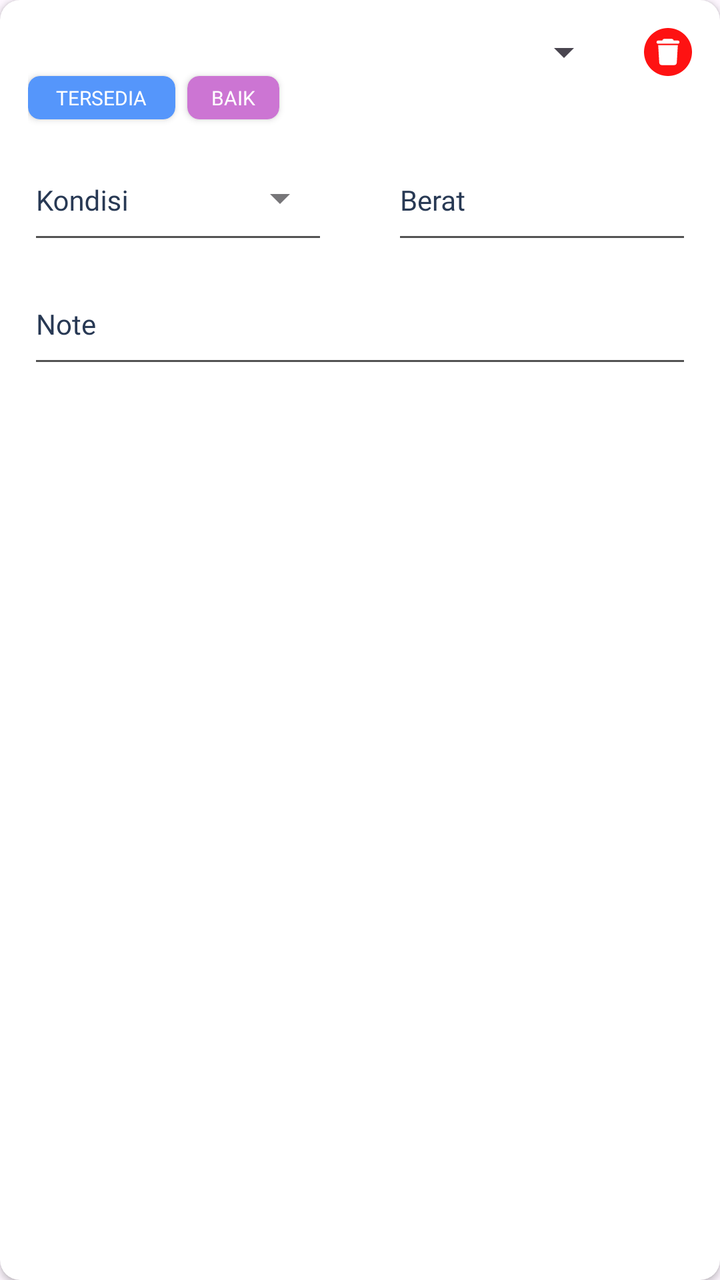
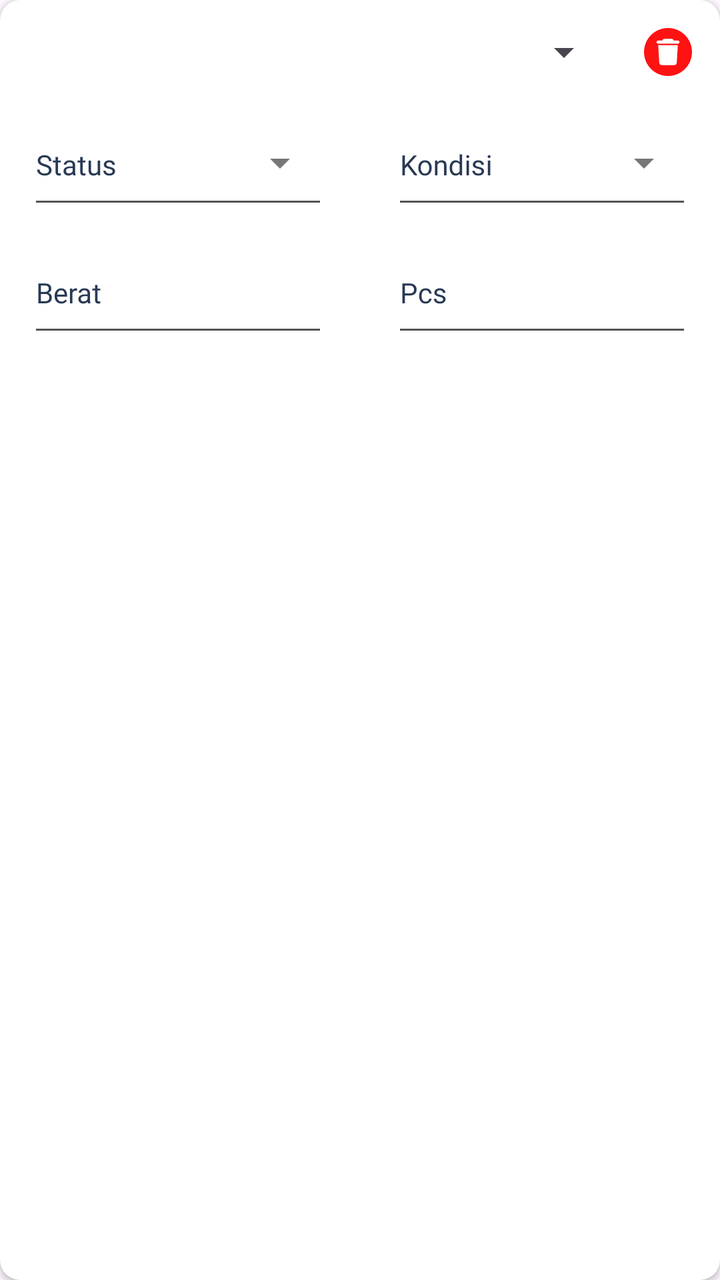

Compare the two renders of this Android layout. The source of the first and the diff that turns it into the second are given below.
<!-- AndroidManifest.xml: application theme Theme.BAGUSLAUNDRY -->
<!-- res/layout/kurir_list_item_transaksi_rental_input.xml -->
<androidx.cardview.widget.CardView
    xmlns:android="http://schemas.android.com/apk/res/android"
    xmlns:app="http://schemas.android.com/apk/res-auto"
    xmlns:tools="http://schemas.android.com/tools"
    android:id="@+id/detail_data"
    android:layout_width="match_parent"
    android:layout_height="wrap_content"
    android:backgroundTint="@color/white"
    android:layout_marginBottom="14dp"
    app:cardCornerRadius="10dp">

    <androidx.constraintlayout.widget.ConstraintLayout
        android:id="@+id/container"
        android:layout_width="match_parent"
        android:layout_height="wrap_content"
        android:padding="14dp">

        <androidx.constraintlayout.widget.Guideline
            android:id="@+id/guidelineMid"
            android:layout_width="match_parent"
            android:layout_height="match_parent"
            android:orientation="vertical"
            app:layout_constraintGuide_percent="0.5" />

        <Spinner
            android:id="@+id/spinnerRental"
            android:layout_width="0dp"
            android:layout_height="wrap_content"
            android:spinnerMode="dropdown"
            android:layout_marginEnd="16dp"
            app:layout_constraintEnd_toStartOf="@+id/trash_create_list_transaksi"
            app:layout_constraintStart_toStartOf="parent"
            app:layout_constraintTop_toTopOf="parent" />

        <ImageView
            android:id="@+id/trash_create_list_transaksi"
            android:layout_width="24dp"
            android:layout_height="24dp"
            android:backgroundTint="@color/transaksiOut"
            android:background="@drawable/trash"
            app:layout_constraintEnd_toEndOf="parent"
            app:layout_constraintTop_toTopOf="parent" />

        <androidx.cardview.widget.CardView
            android:id="@+id/wadah_status"
            android:layout_width="wrap_content"
            android:layout_height="wrap_content"
            android:layout_marginTop="0dp"
            app:cardBackgroundColor="@color/blue500"
            app:cardCornerRadius="6dp"
            app:layout_constraintStart_toStartOf="parent"
            app:layout_constraintTop_toBottomOf="@+id/spinnerRental"
            tools:ignore="MissingConstraints">

            <TextView
                android:id="@+id/status_product_rental"
                android:layout_width="wrap_content"
                android:layout_height="wrap_content"
                android:fontFamily="@font/inter_semibold"
                android:paddingHorizontal="14dp"
                android:paddingVertical="4dp"
                android:text="tersedia"
                android:textAllCaps="true"
                android:textColor="@color/white"
                android:textSize="10sp" />

        </androidx.cardview.widget.CardView>

        <androidx.cardview.widget.CardView
            android:id="@+id/wadah_kondisi"
            android:layout_width="wrap_content"
            android:layout_height="wrap_content"
            android:layout_marginStart="6dp"
            android:backgroundTint="@color/pink500"
            app:cardBackgroundColor="@color/pink500"
            app:cardCornerRadius="6dp"
            app:layout_constraintStart_toEndOf="@+id/wadah_status"
            app:layout_constraintTop_toTopOf="@+id/wadah_status"
            tools:ignore="MissingConstraints">

            <TextView
                android:id="@+id/condition_product_rental"
                android:layout_width="wrap_content"
                android:layout_height="wrap_content"
                android:fontFamily="@font/inter_semibold"
                android:paddingHorizontal="12dp"
                android:paddingVertical="4dp"
                android:text="BAIK"
                android:textAllCaps="true"
                android:textColor="@color/white"
                android:textSize="10sp" />

        </androidx.cardview.widget.CardView>

        <com.google.android.material.textfield.TextInputLayout
            android:id="@+id/outlinedSelectedKondisi"
            style="@style/CustomTextInputLayout"
            android:layout_width="0dp"
            android:layout_height="56dp"
            android:layout_marginTop="6dp"
            android:layout_marginEnd="16dp"
            android:hint="Kondisi"
            app:layout_constraintEnd_toStartOf="@+id/guidelineMid"
            app:layout_constraintStart_toStartOf="parent"
            app:layout_constraintTop_toBottomOf="@+id/wadah_status"
            app:endIconMode="dropdown_menu">

            <AutoCompleteTextView
                android:id="@+id/input_kondisi_list_transaksi_rental"
                android:layout_width="match_parent"
                android:layout_height="56dp"
                android:fontFamily="@font/inter"
                android:textColor="@color/black"
                android:textSize="14sp"
                android:inputType="none" />

        </com.google.android.material.textfield.TextInputLayout>


        <com.google.android.material.textfield.TextInputLayout
            android:id="@+id/outlinedTextBerat"
            style="@style/CustomTextInputLayout"
            android:layout_width="0dp"
            android:layout_height="56dp"
            android:layout_marginTop="6dp"
            android:layout_marginStart="16dp"
            android:hint="Berat"
            app:layout_constraintEnd_toEndOf="parent"
            app:layout_constraintStart_toStartOf="@+id/guidelineMid"
            app:layout_constraintTop_toBottomOf="@+id/wadah_status">

            <com.google.android.material.textfield.TextInputEditText
                android:id="@+id/input_berat_list_transaksi_rental"
                android:layout_width="match_parent"
                android:layout_height="56dp"
                android:fontFamily="@font/inter"
                android:inputType="numberDecimal"
                android:textColor="@color/black"
                android:textSize="14sp" />

        </com.google.android.material.textfield.TextInputLayout>

        <com.google.android.material.textfield.TextInputLayout
            android:id="@+id/outlinedTextNote"
            style="@style/CustomTextInputLayout"
            android:layout_width="0dp"
            android:layout_height="56dp"
            android:hint="Note"
            android:layout_marginTop="6dp"
            app:layout_constraintEnd_toEndOf="parent"
            app:layout_constraintStart_toStartOf="parent"
            app:layout_constraintTop_toBottomOf="@+id/outlinedTextBerat">

            <com.google.android.material.textfield.TextInputEditText
                android:id="@+id/input_note_list_transaksi_rental"
                android:layout_width="match_parent"
                android:layout_height="56dp"
                android:fontFamily="@font/inter"
                android:textColor="@color/black"
                android:textSize="14sp" />

        </com.google.android.material.textfield.TextInputLayout>

    </androidx.constraintlayout.widget.ConstraintLayout>

</androidx.cardview.widget.CardView>
<!-- resources referenced by this layout -->
<resources>
  <color name="black">#FF000000</color>
  <color name="blue500">#5596FB</color>
  <color name="pink500">#CC75D3</color>
  <color name="transaksiOut">#FE1212</color>
  <color name="white">#FFFFFF</color>
  <!-- drawable trash (drawable) -->
  <vector xmlns:android="http://schemas.android.com/apk/res/android"
      android:width="512dp"
      android:height="512dp"
      android:viewportWidth="512"
      android:viewportHeight="512">
    <path
        android:pathData="M256,0C114.62,0 0,114.62 0,256s114.62,256 256,256 256,-114.62 256,-256S397.38,0 256,0zM349.81,367.56c-1.13,18.74 -11.1,28.44 -29.95,28.44L191.01,396c-16.61,0 -27.43,-9.93 -28.45,-26.26 -3.72,-59.15 -11.05,-183.78 -11.05,-186h209.34c-0.56,10.09 -8,133.26 -11.04,183.82zM360.5,167.85q-52.17,0.1 -104.35,0c-35,0 -70,0.07 -105,0 -12.64,0 -20,-10.14 -16.66,-22.32 1.92,-7 7.7,-11.44 15.63,-11.51 15.23,-0.15 30.46,-0.24 45.68,0a19.68,19.68 0,0 1,19.61 -18h81.28a19.68,19.68 0,0 1,19.61 18.05c14.78,-0.3 29.58,-0.17 44.37,-0.08 11.25,0.07 17.78,6.43 17.75,17s-6.62,16.84 -17.92,16.86z"
        android:fillColor="#bdbdbd"/>
  </vector>
  <style name="CustomTextInputLayout" parent="Widget.MaterialComponents.TextInputLayout.OutlinedBox">
          <item name="boxStrokeWidthFocused">1dp</item>
          <item name="boxStrokeColor">@color/primary</item>
          <item name="hintTextColor">@color/blue900</item>
          <item name="placeholderTextColor">@color/gray900</item>
          <item name="android:textColorHint">@color/blue900</item>
          <item name="passwordToggleTint">@color/gray900</item>
          <item name="materialThemeOverlay">@style/CustomTextInputOverlay</item>
      </style>
  <style name="Theme.BAGUSLAUNDRY" parent="Base.Theme.BAGUSLAUNDRY" />
  <color name="primary">#3551F2</color>
  <color name="blue900">#283954</color>
  <color name="gray900">#535353</color>
  <style name="CustomTextInputOverlay" parent="">
          <item name="colorControlActivated">@color/primary</item>
          <item name="colorControlNormal">@color/gray900</item>
          <item name="colorAccent">@color/blue900</item>
      </style>
  <style name="Base.Theme.BAGUSLAUNDRY" parent="Theme.Material3.DayNight.NoActionBar">
          
          
      </style>
</resources>

<!-- the commit's change to res/layout/kurir_list_item_transaksi_rental_input.xml (unified diff, before → after) -->
@@ -41,72 +41,21 @@
             app:layout_constraintEnd_toEndOf="parent"
             app:layout_constraintTop_toTopOf="parent" />
 
-        <androidx.cardview.widget.CardView
-            android:id="@+id/wadah_status"
-            android:layout_width="wrap_content"
-            android:layout_height="wrap_content"
-            android:layout_marginTop="0dp"
-            app:cardBackgroundColor="@color/blue500"
-            app:cardCornerRadius="6dp"
-            app:layout_constraintStart_toStartOf="parent"
-            app:layout_constraintTop_toBottomOf="@+id/spinnerRental"
-            tools:ignore="MissingConstraints">
-
-            <TextView
-                android:id="@+id/status_product_rental"
-                android:layout_width="wrap_content"
-                android:layout_height="wrap_content"
-                android:fontFamily="@font/inter_semibold"
-                android:paddingHorizontal="14dp"
-                android:paddingVertical="4dp"
-                android:text="tersedia"
-                android:textAllCaps="true"
-                android:textColor="@color/white"
-                android:textSize="10sp" />
-
-        </androidx.cardview.widget.CardView>
-
-        <androidx.cardview.widget.CardView
-            android:id="@+id/wadah_kondisi"
-            android:layout_width="wrap_content"
-            android:layout_height="wrap_content"
-            android:layout_marginStart="6dp"
-            android:backgroundTint="@color/pink500"
-            app:cardBackgroundColor="@color/pink500"
-            app:cardCornerRadius="6dp"
-            app:layout_constraintStart_toEndOf="@+id/wadah_status"
-            app:layout_constraintTop_toTopOf="@+id/wadah_status"
-            tools:ignore="MissingConstraints">
-
-            <TextView
-                android:id="@+id/condition_product_rental"
-                android:layout_width="wrap_content"
-                android:layout_height="wrap_content"
-                android:fontFamily="@font/inter_semibold"
-                android:paddingHorizontal="12dp"
-                android:paddingVertical="4dp"
-                android:text="BAIK"
-                android:textAllCaps="true"
-                android:textColor="@color/white"
-                android:textSize="10sp" />
-
-        </androidx.cardview.widget.CardView>
-
         <com.google.android.material.textfield.TextInputLayout
-            android:id="@+id/outlinedSelectedKondisi"
+            android:id="@+id/outlinedSelectedStatus"
             style="@style/CustomTextInputLayout"
             android:layout_width="0dp"
             android:layout_height="56dp"
-            android:layout_marginTop="6dp"
+            android:layout_marginTop="10dp"
             android:layout_marginEnd="16dp"
-            android:hint="Kondisi"
+            android:hint="Status"
             app:layout_constraintEnd_toStartOf="@+id/guidelineMid"
             app:layout_constraintStart_toStartOf="parent"
-            app:layout_constraintTop_toBottomOf="@+id/wadah_status"
+            app:layout_constraintTop_toBottomOf="@+id/spinnerRental"
             app:endIconMode="dropdown_menu">
 
             <AutoCompleteTextView
-                android:id="@+id/input_kondisi_list_transaksi_rental"
+                android:id="@+id/input_status_list_transaksi_rental"
                 android:layout_width="match_parent"
                 android:layout_height="56dp"
                 android:fontFamily="@font/inter"
@@ -116,18 +65,41 @@
 
         </com.google.android.material.textfield.TextInputLayout>
 
+        <com.google.android.material.textfield.TextInputLayout
+            android:id="@+id/outlinedSelectedKondisi"
+            style="@style/CustomTextInputLayout"
+            android:layout_width="0dp"
+            android:layout_height="56dp"
+            android:layout_marginTop="10dp"
+            android:layout_marginStart="16dp"
+            android:hint="Kondisi"
+            app:endIconMode="dropdown_menu"
+            app:layout_constraintEnd_toEndOf="parent"
+            app:layout_constraintStart_toStartOf="@+id/guidelineMid"
+            app:layout_constraintTop_toBottomOf="@+id/spinnerRental">
+
+            <AutoCompleteTextView
+                android:id="@+id/input_kondisi_list_transaksi_rental"
+                android:layout_width="match_parent"
+                android:layout_height="56dp"
+                android:fontFamily="@font/inter"
+                android:inputType="none"
+                android:textColor="@color/black"
+                android:textSize="14sp" />
+
+        </com.google.android.material.textfield.TextInputLayout>
 
         <com.google.android.material.textfield.TextInputLayout
             android:id="@+id/outlinedTextBerat"
             style="@style/CustomTextInputLayout"
             android:layout_width="0dp"
             android:layout_height="56dp"
-            android:layout_marginTop="6dp"
-            android:layout_marginStart="16dp"
             android:hint="Berat"
-            app:layout_constraintEnd_toEndOf="parent"
-            app:layout_constraintStart_toStartOf="@+id/guidelineMid"
-            app:layout_constraintTop_toBottomOf="@+id/wadah_status">
+            android:layout_marginTop="8dp"
+            android:layout_marginEnd="16dp"
+            app:layout_constraintEnd_toStartOf="@+id/guidelineMid"
+            app:layout_constraintStart_toStartOf="parent"
+            app:layout_constraintTop_toBottomOf="@+id/outlinedSelectedKondisi">
 
             <com.google.android.material.textfield.TextInputEditText
                 android:id="@+id/input_berat_list_transaksi_rental"
@@ -141,21 +113,23 @@
         </com.google.android.material.textfield.TextInputLayout>
 
         <com.google.android.material.textfield.TextInputLayout
-            android:id="@+id/outlinedTextNote"
+            android:id="@+id/outlinedTextPcs"
             style="@style/CustomTextInputLayout"
             android:layout_width="0dp"
             android:layout_height="56dp"
-            android:hint="Note"
-            android:layout_marginTop="6dp"
+            android:layout_marginTop="8dp"
+            android:hint="Pcs"
+            android:layout_marginStart="16dp"
             app:layout_constraintEnd_toEndOf="parent"
-            app:layout_constraintStart_toStartOf="parent"
-            app:layout_constraintTop_toBottomOf="@+id/outlinedTextBerat">
+            app:layout_constraintStart_toStartOf="@+id/guidelineMid"
+            app:layout_constraintTop_toBottomOf="@+id/outlinedSelectedKondisi">
 
             <com.google.android.material.textfield.TextInputEditText
-                android:id="@+id/input_note_list_transaksi_rental"
+                android:id="@+id/input_pcs_list_transaksi_rental"
                 android:layout_width="match_parent"
                 android:layout_height="56dp"
                 android:fontFamily="@font/inter"
+                android:inputType="numberDecimal"
                 android:textColor="@color/black"
                 android:textSize="14sp" />
 
<!-- resource entries referenced after the edit -->
@@ -1,8 +1,6 @@
 <!-- resources referenced by this layout -->
 <resources>
   <color name="black">#FF000000</color>
-  <color name="blue500">#5596FB</color>
-  <color name="pink500">#CC75D3</color>
   <color name="transaksiOut">#FE1212</color>
   <color name="white">#FFFFFF</color>
   <!-- drawable trash (drawable) -->
